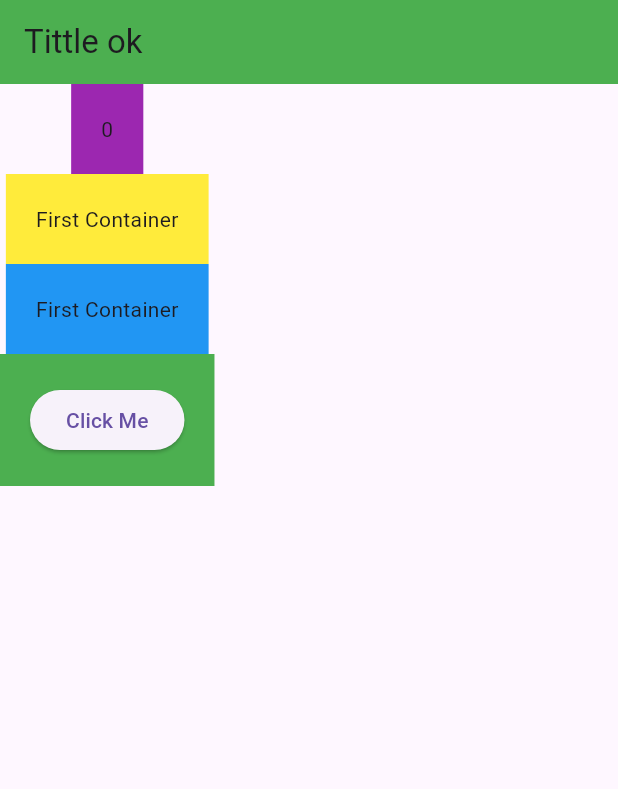
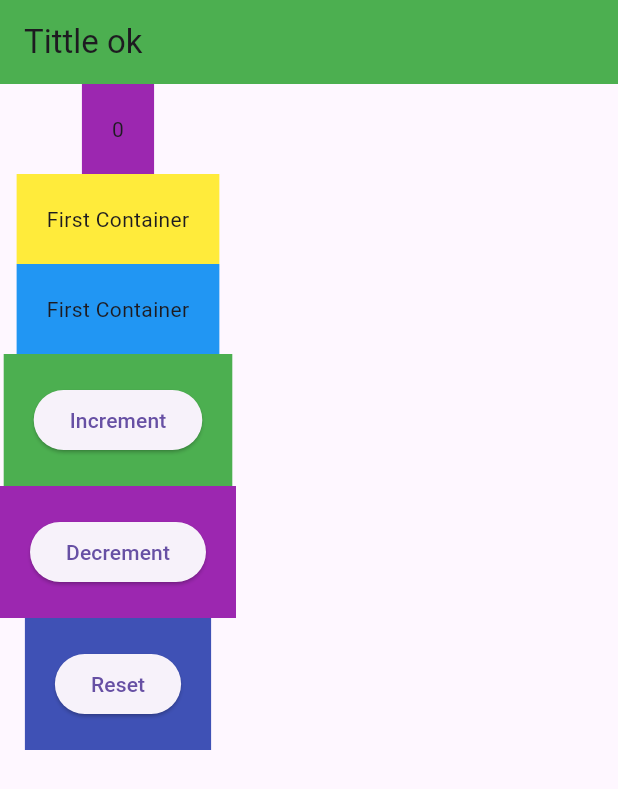
Before and after one commit to mintumia/Flutter_Calculator_App, a Flutter app: the screen it shows after launch, on a phone screen of 412 x 824 dp. Shown: the top 789 px of the screen. Run offline on Flutter 3.47's test engine with Material 3 defaults, Android fonts, the phone set to English and light mode, and no system bars; our stand-ins replace flutter_riverpod, riverpod.

Commit message:
StateNotifierprovider has added

```diff
--- /dev/null
+++ b/lib/counter/data/counter_service.dart
@@ -0,0 +1,14 @@
+
+
+/*
+class CounterService {
+
+  int _counter = 0;
+
+
+  void _increment()=> _counter ++;
+  void _decrement()=> _counter --;
+  //void _reset()=> _counter = 0;
+
+
+}*/
--- /dev/null
+++ b/lib/counter/presentation/counter_provider.dart
@@ -0,0 +1,19 @@
+import 'package:flutter/material.dart';
+import 'package:flutter_riverpod/legacy.dart';
+import 'package:riverpod/riverpod.dart';
+
+
+
+final counterProvider = StateNotifierProvider<CounterNotifier,int >((_) {
+  return CounterNotifier(0);
+});
+
+class CounterNotifier extends StateNotifier<int> {
+  CounterNotifier(super.state);
+
+  void increment() => state ++;
+  void decrement() => state--;
+  void reset() => state = 0;
+
+
+}
--- a/lib/screens/home/home_screen.dart
+++ b/lib/screens/home/home_screen.dart
@@ -2,11 +2,7 @@ import 'package:flutter/material.dart';
 import 'package:flutter_riverpod/flutter_riverpod.dart';
 import 'package:flutter_riverpod/legacy.dart';
 
-final counterProvider = StateProvider((Ref ref){
-
-  return 0 ;
-
-});
+import '../../counter/presentation/counter_provider.dart';
 
 class HomeScreen extends ConsumerWidget {
   const HomeScreen({super.key});
@@ -16,6 +12,7 @@ class HomeScreen extends ConsumerWidget {
   @override
   Widget build(BuildContext context, WidgetRef ref) {
     final counter = ref.watch(counterProvider);
+    final counterController = ref.read(counterProvider.notifier);
 
     return Scaffold(
       appBar: AppBar(backgroundColor: Colors.green, title: Text("Tittle ok")),
@@ -40,8 +37,22 @@ class HomeScreen extends ConsumerWidget {
             padding: EdgeInsets.all(20),
             color: Colors.green,
             child: ElevatedButton(onPressed: (){
-              ref.read(counterProvider.notifier).state +=2;
-            }, child: Text("Click Me")),
+              counterController.increment();
+            }, child: Text("Increment")),
+          ),
+          Container(
+            padding: EdgeInsets.all(20),
+            color: Colors.purple,
+            child: ElevatedButton(onPressed: (){
+              counterController.decrement();
+            }, child: Text("Decrement")),
+          ),
+          Container(
+            padding: EdgeInsets.all(20),
+            color: Colors.indigo,
+            child: ElevatedButton(onPressed: (){
+              counterController.reset();
+            }, child: Text("Reset")),
           ),
         ],
       ),
```
Also changed, not shown: pubspec.yaml (+7 -0 lines), pubspec.lock.
